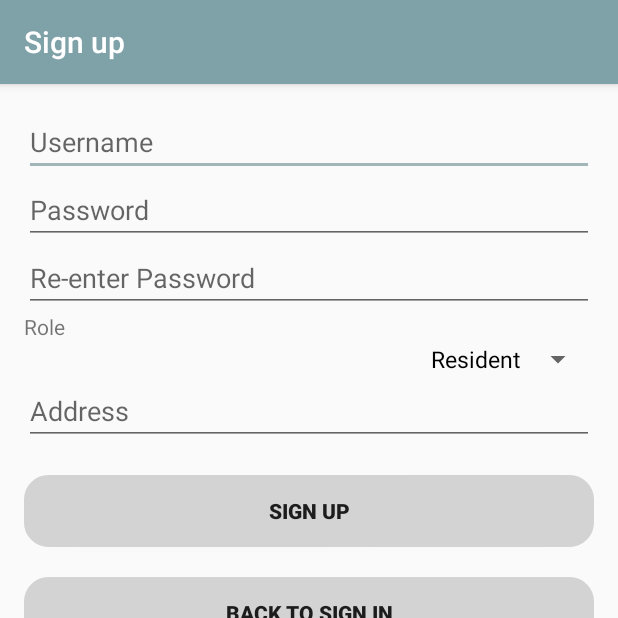
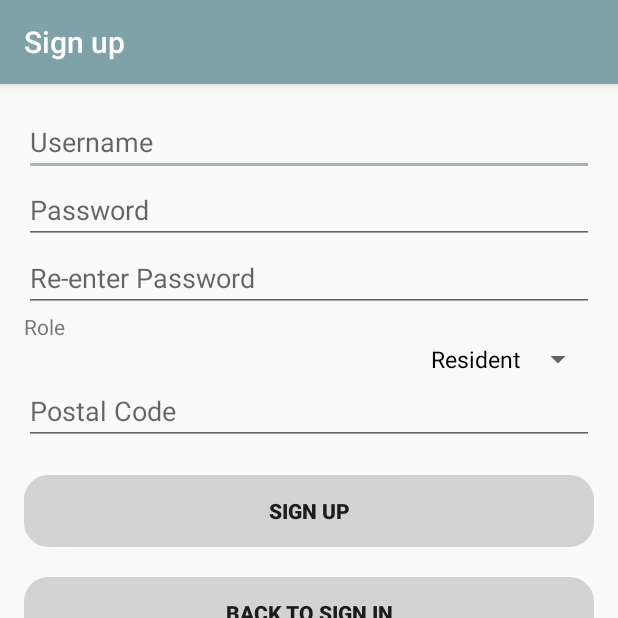
Before and after one commit to alexH2456/TreePLE, an Android app: the RegisterActivity screen opened directly, with no data from a screen before it, on a phone screen of 412 x 824 dp, the top half of it. Run offline under Robolectric (Android 15) with nearby library versions, the phone set to English and light mode, and no system bars; our stand-ins replace Volley; 2 statements that could not run were skipped.

Commit message:
Replaced user address with postal code and added format checks + format check for email

```diff
--- a/TreePLE-Android/app/src/main/res/layout/activity_register.xml
+++ b/TreePLE-Android/app/src/main/res/layout/activity_register.xml
@@ -76,10 +76,10 @@
                 android:spinnerMode="dialog" />
 
             <EditText
-                android:id="@+id/address"
+                android:id="@+id/postal_code"
                 android:layout_width="match_parent"
                 android:layout_height="wrap_content"
-                android:hint="@string/prompt_address"
+                android:hint="@string/prompt_postal_code"
                 android:inputType="text"
                 android:maxLines="1"
                 android:singleLine="true" />
--- a/TreePLE-Android/app/src/main/res/values/strings.xml
+++ b/TreePLE-Android/app/src/main/res/values/strings.xml
@@ -4,9 +4,9 @@
     <string name="prompt_password">Password</string>
     <string name="action_sign_in">Sign in</string>
     <string name="action_sign_in_short">Sign in</string>
-    <string name="error_invalid_email">This username is invalid</string>
-    <string name="error_invalid_password">This password is too short</string>
-    <string name="error_incorrect_password">This password is incorrect</string>
+    <string name="error_invalid_email">Enter a valid email</string>
+    <string name="error_invalid_password">Password is too short</string>
+    <string name="error_incorrect_password">Password is incorrect</string>
     <string name="error_field_required">This field is required</string>
     <string name="permission_rationale">"Contacts permissions are needed for providing username completions."</string>
     <string name="title_activity_maps">Map</string>
@@ -14,7 +14,7 @@
     <string name="maps_button">Go to Map</string>
     <string name="title_activity_register">Sign up</string>
     <string name="action_sign_up">Sign up</string>
-    <string name="error_account_exists">This account already exists</string>
+    <string name="error_account_exists">Account already exists</string>
     <string name="error_no_account">Login Error</string>
     <string name="prompt_height">Height(in cm)</string>
     <string name="prompt_diameter">Diameter(in cm)</string>
@@ -53,6 +53,9 @@
     <string name="repassword_prompt">Re-enter Password</string>
     <string name="error_not_matching">Passwords do not match</string>
     <string name="error_no_address">Please enter an address</string>
+    <string name="prompt_postal_code">Postal Code</string>
+    <string name="error_no_postal">Enter a postal code</string>
+    <string name="error_wrong_postal">Enter a valid postal code</string>
     <string-array name="land_enum">
         <item>Park</item>
         <item>Residential</item>
```
Also changed, not shown: TreePLE-Android/app/src/main/java/ca/mcgill/ecse321/treeple/RegisterActivity.java (+33 -21 lines).
